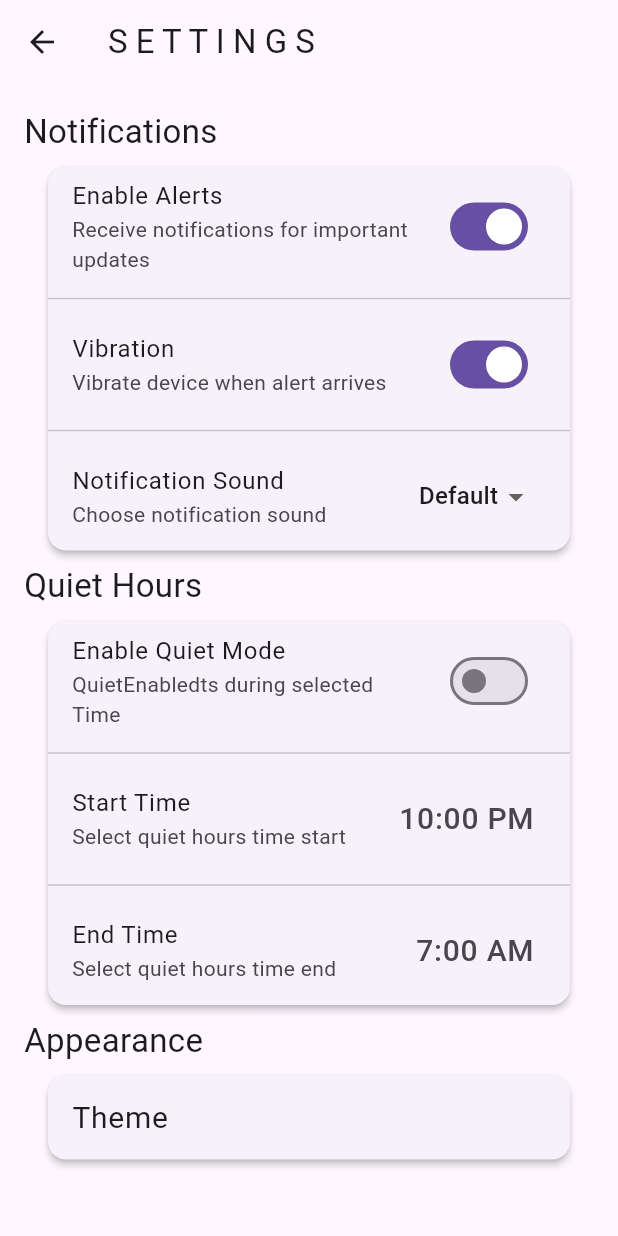
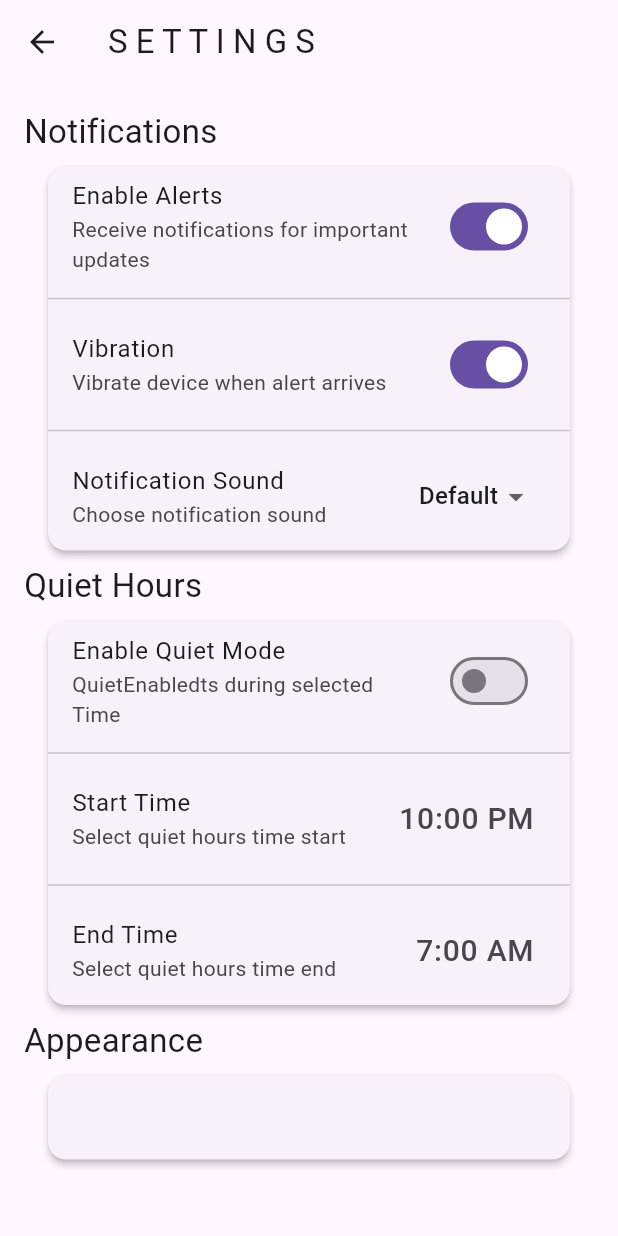
Before and after one commit to REVANTSINGH01/Code-Alert, a Flutter app: the Settings screen opened by its route, on a phone screen of 412 x 824 dp. Run offline on Flutter 3.47's test engine with Material 3 defaults, Android fonts, the phone set to English and light mode, and no system bars; our stand-ins replace flutter_svg.

```diff
--- a/lib/pages/settings.dart
+++ b/lib/pages/settings.dart
@@ -18,11 +18,9 @@ class _SettingsState extends State<Settings>{
       appBar: AppBar(
         title: const Text("S E T T I N G S"),
       ),
-      body:Padding(
+      body:ListView(
         padding: const EdgeInsets.all(16),
-        child:Column(
-          crossAxisAlignment: CrossAxisAlignment.start,
-          children: [
+        children:[
             const Text(
               "Notifications" ,
                 style: TextStyle(fontSize: 22),
@@ -108,14 +106,13 @@ class _SettingsState extends State<Settings>{
                 crossAxisAlignment: CrossAxisAlignment.start,
                 children: [
                   ListTile(
-                      title:Text("Theme",style: TextStyle(fontSize: 20),)
+
                   ) ,
                 ],
               ),
             ),
           ],
         ),
-      ),
     );
   }
   Future<void> pickStartTime()async{
```
Also changed, not shown: 1 other file.
